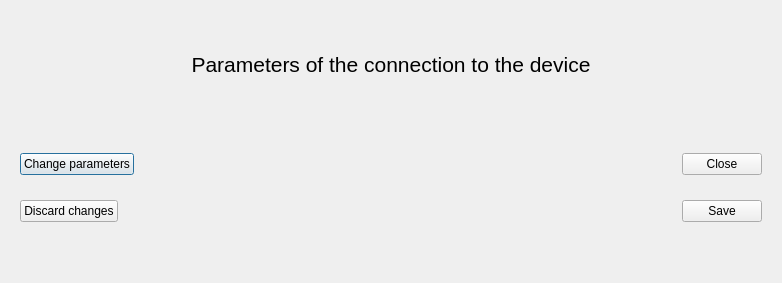
Before: the Qt Designer form src/gui_pkg/include/gui_pkg/connection_setting.ui in cristianbass01/GUI_robotic_exoskeleton, drawn with Qt 5.
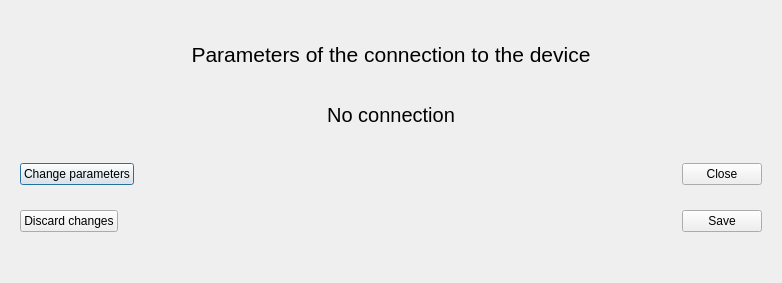
After: the same form once the commit is applied. Icons and pictures are not drawn.

What changed in the file:
```diff
--- a/src/gui_pkg/include/gui_pkg/connection_setting.ui
+++ b/src/gui_pkg/include/gui_pkg/connection_setting.ui
@@ -33,6 +33,11 @@
    </item>
    <item>
     <widget class="QLabel" name="label">
+     <property name="font">
+      <font>
+       <pointsize>20</pointsize>
+      </font>
+     </property>
      <property name="text">
       <string>&lt;html&gt;&lt;head/&gt;&lt;body&gt;&lt;p&gt;&lt;span style=&quot; font-size:16pt;&quot;&gt;Parameters of the connection to the device&lt;/span&gt;&lt;/p&gt;&lt;/body&gt;&lt;/html&gt;</string>
      </property>
@@ -54,6 +59,21 @@
      </property>
     </spacer>
    </item>
+   <item>
+    <widget class="QLabel" name="noConnectionLabel">
+     <property name="font">
+      <font>
+       <pointsize>15</pointsize>
+      </font>
+     </property>
+     <property name="text">
+      <string>No connection</string>
+     </property>
+     <property name="alignment">
+      <set>Qt::AlignCenter</set>
+     </property>
+    </widget>
+   </item>
    <item>
     <layout class="QFormLayout" name="formLayout">
      <property name="rowWrapPolicy">
```
Left out of the diff: 6 changed lines with no effect on the pictures.
